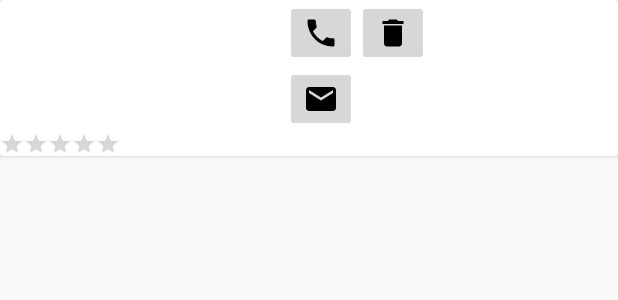
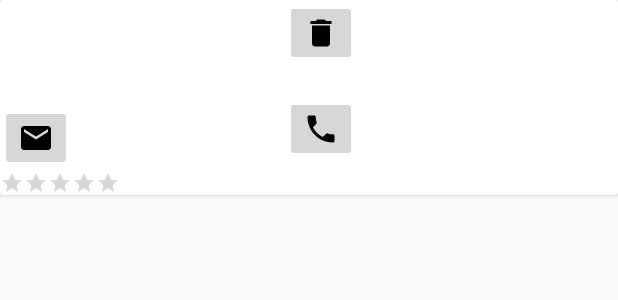
Before and after one commit to ElyaKarapetyan/Android, an Android app: the layout user_model.xml on its own in the app's theme, with its tools: preview values and no code run, on a phone screen of 412 x 824 dp. Shown: the top 300 px of the screen. Run offline under Robolectric (Android 15) with nearby library versions, the phone set to English and light mode, and no system bars.

Commit message:
current version

```diff
--- a/7_31-07/SearchUser/app/src/main/res/layout/user_model.xml
+++ b/7_31-07/SearchUser/app/src/main/res/layout/user_model.xml
@@ -13,10 +13,23 @@
             android:layout_height="wrap_content"
             android:orientation="horizontal">
 
+            <LinearLayout
+                android:layout_width="wrap_content"
+                android:layout_height="wrap_content"
+                android:orientation="vertical">
+
             <de.hdodenhof.circleimageview.CircleImageView
                 android:id="@+id/userImage"
                 android:layout_width="70dp"
                 android:layout_height="70dp" />
+
+            <ImageButton
+                android:id="@+id/emailBtn"
+                android:layout_width="wrap_content"
+                android:layout_height="wrap_content"
+                android:src="@drawable/ic_email"/>
+
+            </LinearLayout>
 
             <LinearLayout
                 android:layout_width="wrap_content"
@@ -43,24 +56,21 @@
                 android:orientation="vertical">
 
                 <ImageButton
+                    android:id="@+id/delateBtn"
+                    android:layout_width="wrap_content"
+                    android:layout_height="wrap_content"
+                    android:layout_marginLeft="100dp"
+                    android:src="@drawable/ic_delete"/>
+
+                <ImageButton
                     android:id="@+id/phoneBtn"
                     android:layout_width="wrap_content"
                     android:layout_height="wrap_content"
                     android:layout_marginLeft="100dp"
+                    android:layout_marginTop="20dp"
                     android:src="@drawable/ic_phone"/>
+            </LinearLayout>
 
-                <ImageButton
-                    android:id="@+id/emailBtn"
-                    android:layout_width="wrap_content"
-                    android:layout_height="wrap_content"
-                    android:layout_marginLeft="100dp"
-                    android:src="@drawable/ic_email"/>
-            </LinearLayout>
-            <ImageButton
-                android:id="@+id/deleteBtn"
-                android:layout_width="wrap_content"
-                android:layout_height="wrap_content"
-                android:src="@drawable/ic_delete"/>
 
         </LinearLayout>
 
```
Also changed, not shown: 7_31-07/SearchUser/app/src/main/java/com/example/student/searchuser/MainActivity.java (+4 -3 lines), 7_31-07/SearchUser/app/src/main/java/com/example/student/searchuser/MyAdapter.java (+25 -16 lines), 7_31-07/SearchUser/app/src/main/res/layout/activity_scrolling.xml (+10 -3 lines).
